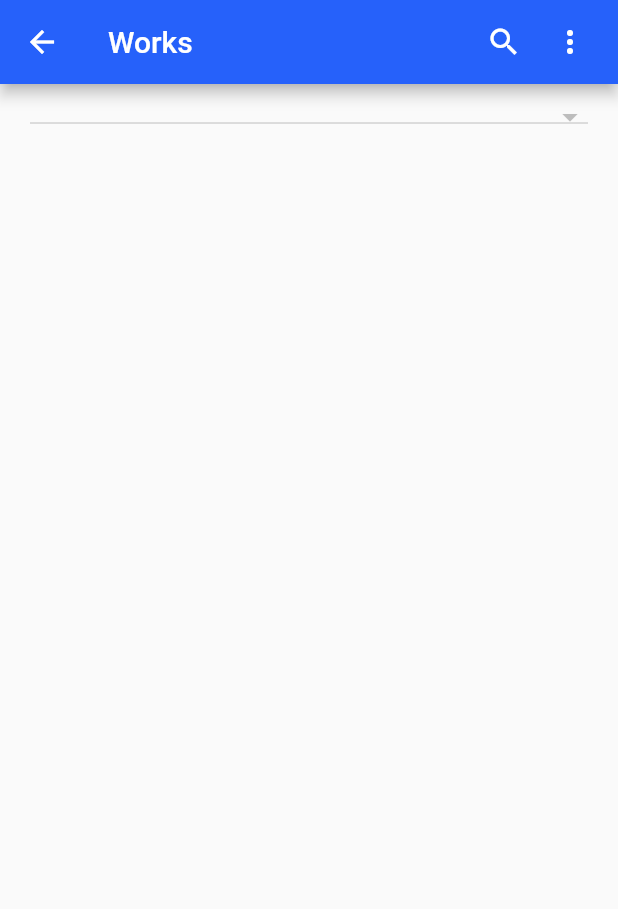
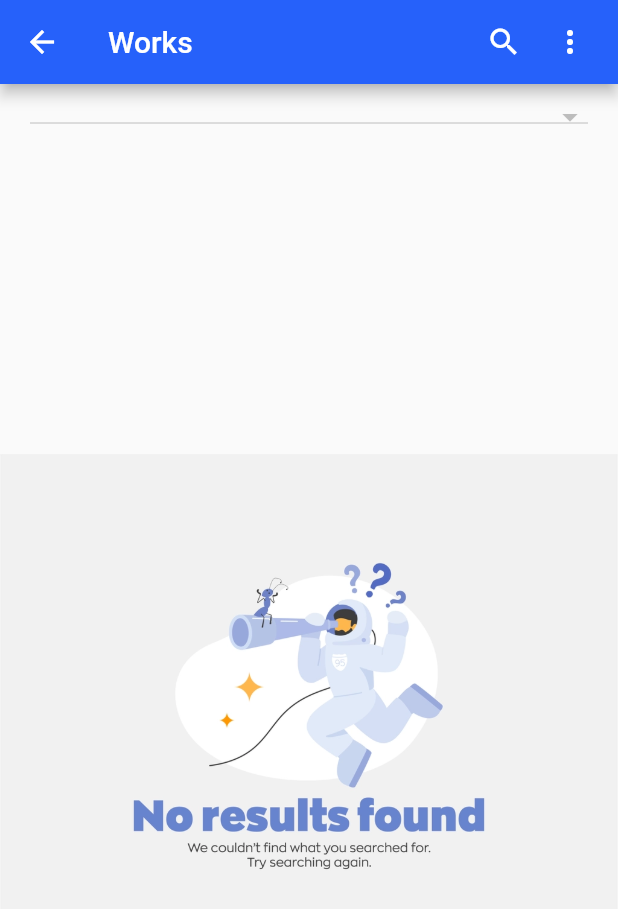
Before and after one commit to F1R3L1GH75/GlanceVillage, a Flutter app: the WorksMainScreen screen opened directly, on a phone screen of 412 x 824 dp. Shown: the top 909 px of the screen. Run offline on Flutter 3.47's test engine with Material 2 defaults, Android fonts, the phone set to English and light mode, and no system bars; our stand-ins replace flutter_secure_storage, jwt_decoder; missing offline and left inert: dart_json_mapper, qrscan; accounts and stored records are empty; network calls fail.

Commit message:
Minor UI improvement to WorksMainScreen

```diff
--- a/lib/screens/works/works_main_screen.dart
+++ b/lib/screens/works/works_main_screen.dart
@@ -2,6 +2,7 @@ import 'package:flutter/material.dart';
 import 'package:glancefrontend/models/users/user_assigned_panchayats.dart';
 import 'package:glancefrontend/models/works/work_response.dart';
 import 'package:glancefrontend/screens/works/work_detail_screen.dart';
+import 'package:glancefrontend/screens/works/workorders_screen.dart';
 import 'package:glancefrontend/services/api/user_service.dart';
 import 'package:glancefrontend/services/api/work_service.dart';
 import 'package:provider/provider.dart';
@@ -60,28 +61,36 @@ class WorksMainScreen extends StatelessWidget {
                     }),
               ),
               Expanded(
-                  child: Padding(
+                  child: context.read<WorksScreenState>().works.isNotEmpty
+                      ? Padding(
                           padding: const EdgeInsets.all(8.0),
                           child: ListView.builder(
-                  itemCount: context.watch<WorksScreenState>().works.length,
+                            itemCount:
+                                context.watch<WorksScreenState>().works.length,
                             itemBuilder: (context, index) {
-                    final work = context.read<WorksScreenState>().works[index];
+                              final work =
+                                  context.read<WorksScreenState>().works[index];
                               return Card(
                                 child: ListTile(
                                   onTap: () {
                                     Navigator.push(
                                         context,
                                         MaterialPageRoute(
-                                  builder: (_) =>
-                                      WorkDetailScreen(workId: work.id)));
+                                            builder: (_) => WorkDetailScreen(
+                                                workId: work.id)));
                                   },
                                   title: Text(work.name!),
-                        subtitle: Text('${work.code!}, ${work.location!}'),
+                                  subtitle:
+                                      Text('${work.code!}, ${work.location!}'),
                                 ),
                               );
                             },
                           ),
-              ))
+                        )
+                      : Center(
+                          child: Image.asset(
+                              'assets/images/no_results_found.png',
+                              width: double.infinity)))
             ],
           );
         },
```
Lines whose indentation alone changed are shown as unchanged.
